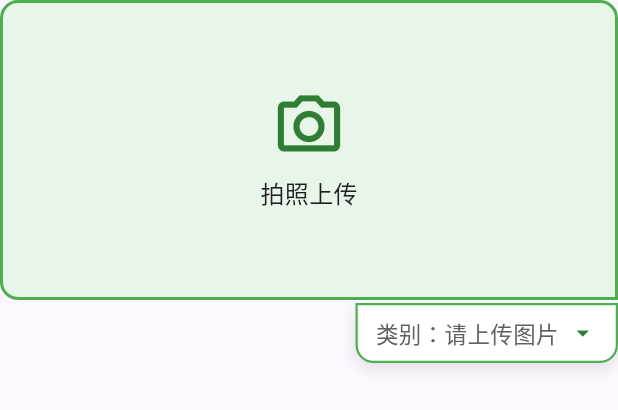
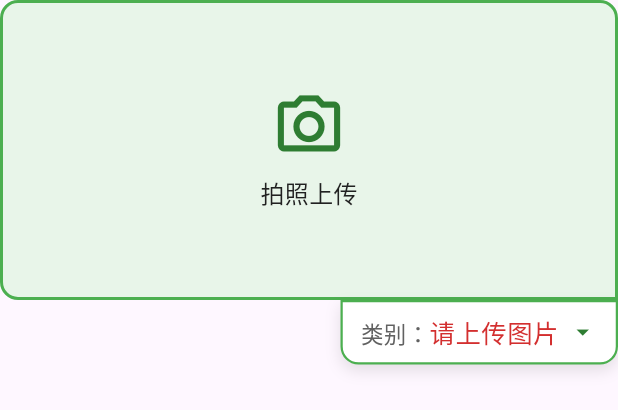
Before and after one commit to 42419/disease_flutter, a Flutter app: the UploadWidget widget shown alone on an empty page, opened directly, on a phone screen of 412 x 824 dp. Shown: the top 410 px of the screen. Run offline on Flutter 3.47's test engine with Material 3 defaults, Android fonts, the phone set to English and light mode, and no system bars; our stand-ins replace dio, image_picker; network calls fail.

Commit message:
feat: 优化上传组件安全性并修复 UI 定位问题
- 使用 ApiConfig 管理 API 配置，避免敏感信息泄露
- 修复类别框定位错位，确保与上传区域底部对齐
- 优化图片显示为 contain 模式，完整展示图片内容
- 增强 UI 反馈，新增上传进度和识别状态提示
- 将 HTTP 客户端从 HttpClient 重构为 Dio

```diff
--- a/lib/pageViews/widgets/mainView/upload_widget.dart
+++ b/lib/pageViews/widgets/mainView/upload_widget.dart
@@ -1,5 +1,6 @@
 import 'dart:io';
 
+import 'package:farm_flutter/utils/api_config.dart';
 import 'package:flutter/material.dart';
 import 'package:image_picker/image_picker.dart';
 import 'package:dio/dio.dart';
@@ -64,10 +65,7 @@ class _UploadWidgetState extends State<UploadWidget> {
                 ),
               ),
 
-              Divider(
-                color: AppColors.divider,
-                height: 1,
-              ),
+              Divider(color: AppColors.divider, height: 1),
 
               // 拍照上传选项
               _buildOptionItem(
@@ -159,11 +157,7 @@ class _UploadWidgetState extends State<UploadWidget> {
                   ),
                 ],
               ),
-              child: Icon(
-                icon,
-                color: AppColors.white,
-                size: 26,
-              ),
+              child: Icon(icon, color: AppColors.white, size: 26),
             ),
             SizedBox(width: 16),
 
@@ -214,19 +208,13 @@ class _UploadWidgetState extends State<UploadWidget> {
       });
       // 通知父组件图片已选择
       widget.onImageSelected?.call();
+      // 选图后自动上传
+      await _uploadImage();
     }
   }
 
   Future<void> _uploadImage() async {
-    if (_selectedImage == null) {
-      ScaffoldMessenger.of(context).showSnackBar(
-        SnackBar(
-          content: Text("请先选择一张图片"),
-          backgroundColor: AppColors.warning,
-        ),
-      );
-      return;
-    }
+    if (_selectedImage == null) return;
 
     setState(() {
       _isUploading = true;
@@ -237,15 +225,25 @@ class _UploadWidgetState extends State<UploadWidget> {
       final formData = FormData.fromMap({
         "image": await MultipartFile.fromFile(_selectedImage!.path),
       });
+      final token = {
+        "X-API-Token": ApiConfig.apiToken,
+      };
+      dio.options.headers.addAll(token);
       final response = await dio.post(
-        "http://192.168.0.178:8080/api/upload",
+        ApiConfig.apiUrl,
         data: formData,
       );
+      print(response);
 
       if (mounted) {
+        final data = response.data;
+        String? successValue;
+        if (data is Map) {
+          successValue = data['top5class'][0]?.toString();
+        }
         setState(() {
           _isUploading = false;
-          _result = response.data.toString();
+          _result = successValue ?? data.toString();
         });
       }
     } catch (e) {
@@ -279,13 +277,24 @@ class _UploadWidgetState extends State<UploadWidget> {
                   height: 200,
                   decoration: BoxDecoration(
                     color: AppColors.uploadAreaBackground,
-                    borderRadius: BorderRadius.only(topLeft: Radius.circular(12), topRight: Radius.circular(12), bottomLeft: Radius.circular(12)),
-                    border: Border.all(color: AppColors.uploadAreaBorder, width: 2),
+                    borderRadius: BorderRadius.only(
+                      topLeft: Radius.circular(12),
+                      topRight: Radius.circular(12),
+                      bottomLeft: Radius.circular(12),
+                    ),
+                    border: Border.all(
+                      color: AppColors.uploadAreaBorder,
+                      width: 2,
+                    ),
                   ),
                   child: ClipRRect(
-                    borderRadius: BorderRadius.only(topLeft: Radius.circular(12), topRight: Radius.circular(12), bottomLeft: Radius.circular(12)),
+                    borderRadius: BorderRadius.only(
+                      topLeft: Radius.circular(12),
+                      topRight: Radius.circular(12),
+                      bottomLeft: Radius.circular(12),
+                    ),
                     child: _selectedImage != null
-                        ? Image.file(_selectedImage!, fit: BoxFit.cover)
+                        ? Image.file(_selectedImage!, fit: BoxFit.contain)
                         : Column(
                             mainAxisAlignment: MainAxisAlignment.center,
                             children: [
@@ -309,16 +318,22 @@ class _UploadWidgetState extends State<UploadWidget> {
                 ),
               ),
             ),
-            // 类别选择框 - 悬浮在右下角外侧，与上传框有轻微重叠
+            // 类别选择框 - 悬浮在右下角外侧，与上传框底部对齐
             Positioned(
               right: 0,
-              bottom: -2,
+              top: 200,
               child: Container(
                 padding: EdgeInsets.symmetric(horizontal: 12, vertical: 8),
                 decoration: BoxDecoration(
                   color: AppColors.white,
-                  borderRadius: BorderRadius.only(bottomLeft: Radius.circular(12), bottomRight: Radius.circular(12)),
-                  border: Border.all(color: AppColors.uploadAreaBorder, width: 1.5),
+                  borderRadius: BorderRadius.only(
+                    bottomLeft: Radius.circular(12),
+                    bottomRight: Radius.circular(12),
+                  ),
+                  border: Border.all(
+                    color: AppColors.uploadAreaBorder,
+                    width: 1.5,
+                  ),
                   boxShadow: [
                     BoxShadow(
                       color: AppColors.shadow,
@@ -330,11 +345,40 @@ class _UploadWidgetState extends State<UploadWidget> {
                 child: Row(
                   mainAxisSize: MainAxisSize.min,
                   children: [
+                    if (_isUploading) ...[
+                      SizedBox(
+                        width: 14,
+                        height: 14,
+                        child: CircularProgressIndicator(
+                          strokeWidth: 2,
+                          color: AppColors.primary,
+                        ),
+                      ),
+                      SizedBox(width: 6),
                       Text(
-                      "类别：${_result ?? "请上传图片"}",
+                        "识别中...",
                         style: TextStyle(
                           fontSize: 15,
                           color: AppColors.textSecondary,
+                        ),
+                      ),
+                    ] else ...[
+                      Text.rich(
+                        TextSpan(
+                          text: "类别：",
+                          style: TextStyle(
+                            fontSize: 15,
+                            color: AppColors.textSecondary,
+                          ),
+                          children: [
+                            TextSpan(
+                              text: _result ?? "请上传图片",
+                              style: TextStyle(
+                                fontSize: 17,
+                                color: AppColors.danger,
+                              ),
+                            ),
+                          ],
                         ),
                       ),
                       SizedBox(width: 6),
@@ -343,6 +387,7 @@ class _UploadWidgetState extends State<UploadWidget> {
                         size: 20,
                         color: AppColors.primary,
                       ),
+                    ],
                   ],
                 ),
               ),
```
Also changed, not shown: lib/utils/http_util.dart (+65 -23 lines), 1 other file. Lines whose indentation alone changed are shown as unchanged.
